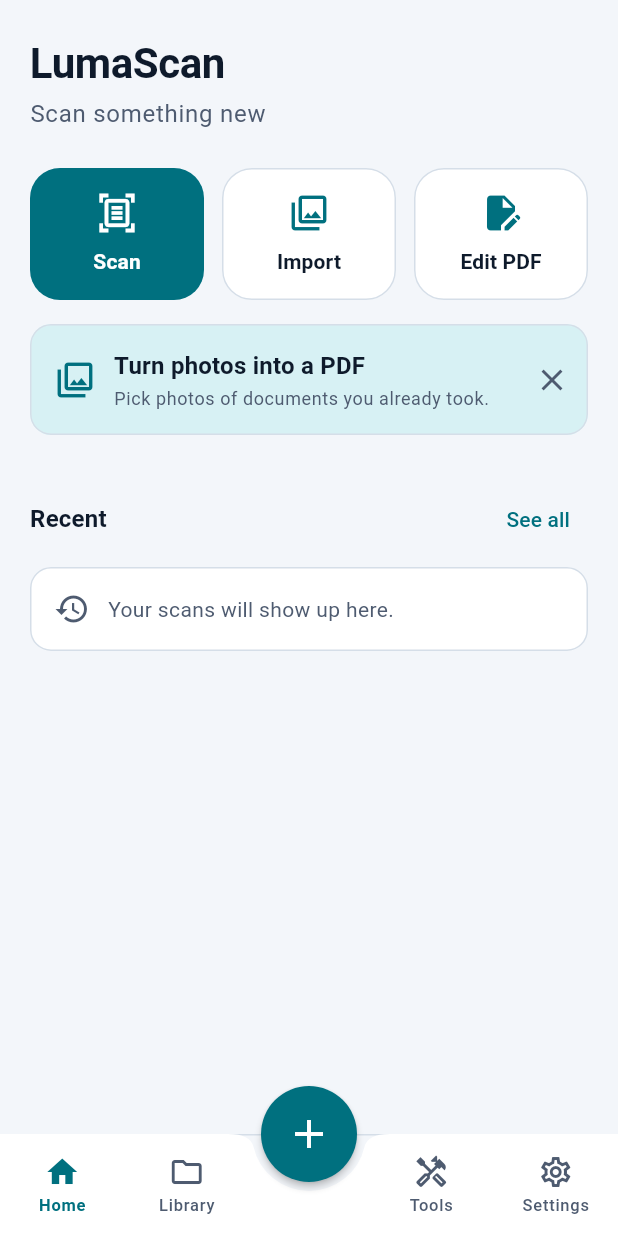
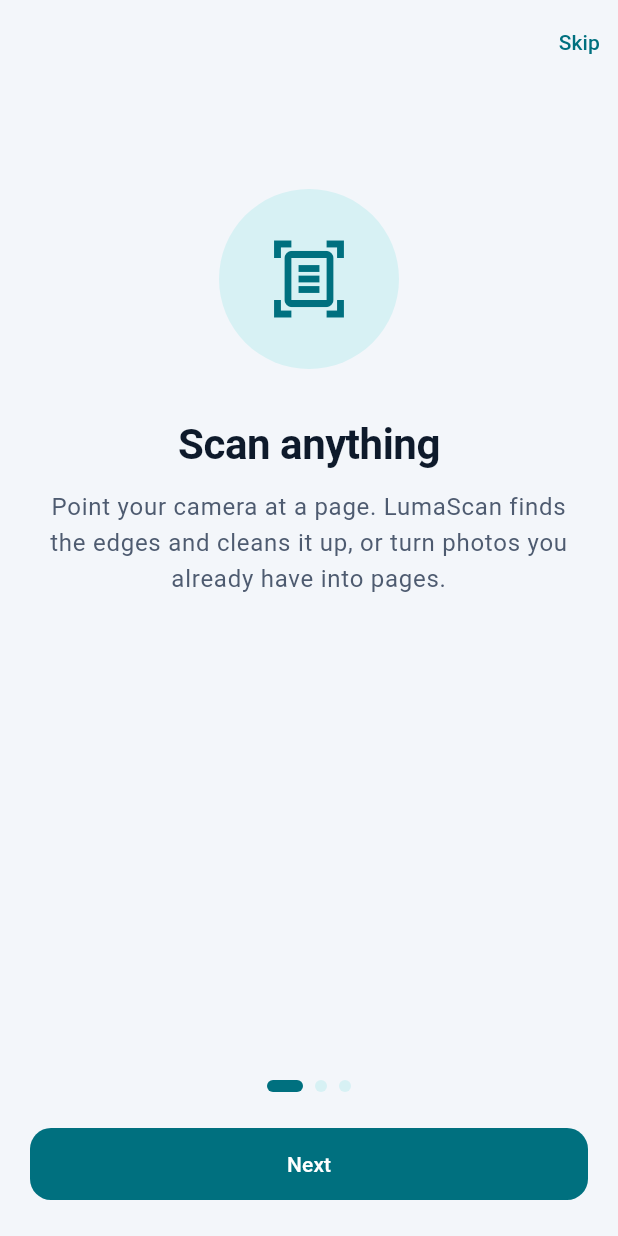
Before and after one commit to varun15j/pfd_editor, a Flutter app: the screen it shows after launch, on a phone screen of 412 x 824 dp. Run offline on Flutter 3.47's test engine with Material 3 defaults, Android fonts, the phone set to English and light mode, and no system bars; our stand-ins replace file_picker, flutter_riverpod, package_info_plus, pdf, permission_handler, share_plus and 1 more; missing offline and left inert: cunning_document_scanner, pdfrx.

Commit message:
Add first-run intro and usage-data choice (F2)
Three intro pages (scan, edit, save and send) with progress dots, Skip and
Next, then a separate optional question about anonymous usage data. Skip
goes to the question, declining never blocks scanning, and the intro is
shown once. Settings can replay the intro and change the usage-data choice.

The start screen waits for the saved settings so the intro is never flashed
at someone who has already seen it. No analytics SDK is included; the flag is
the recorded consent only.

Co-Authored-By: Claude Sonnet 5.5 <noreply@anthropic.com>
Claude-Session: https://claude.ai/code/session_015qbw4cgqPq13BqQy5wp2HN

```diff
--- a/lumascan_app/lib/app/app.dart
+++ b/lumascan_app/lib/app/app.dart
@@ -1,6 +1,7 @@
 import 'package:flutter/material.dart';
 import 'package:flutter_riverpod/flutter_riverpod.dart';
 
+import '../features/onboarding/onboarding_screen.dart';
 import 'preferences.dart';
 import 'shell.dart';
 import 'theme.dart';
@@ -16,7 +17,22 @@ class LumaScanApp extends ConsumerWidget {
       theme: buildLumaTheme(Brightness.light),
       darkTheme: buildLumaTheme(Brightness.dark),
       themeMode: ref.watch(themeModeProvider),
-      home: const AppShell(),
+      home: const StartGate(),
     );
   }
 }
+
+/// Picks the first screen once the saved choices are read: the intro until it
+/// has been seen, then the app. Waiting avoids flashing the intro at someone
+/// who has already seen it.
+class StartGate extends ConsumerWidget {
+  const StartGate({super.key});
+
+  @override
+  Widget build(BuildContext context, WidgetRef ref) {
+    final ready = ref.watch(appSettingsReadyProvider);
+    if (!ready.hasValue) return const Scaffold(body: SizedBox.shrink());
+    final seen = ref.watch(appSettingsProvider.select((s) => s.onboardingSeen));
+    return seen ? const AppShell() : OnboardingScreen(onDone: () {});
+  }
+}
--- /dev/null
+++ b/lumascan_app/lib/features/onboarding/onboarding_screen.dart
@@ -0,0 +1,247 @@
+import 'package:flutter/material.dart';
+import 'package:flutter_riverpod/flutter_riverpod.dart';
+
+import '../../app/preferences.dart';
+import '../../app/theme.dart';
+
+/// First-run intro: three short pages, then one question about usage data.
+/// Skip goes to that question, and the answer never limits what the app can
+/// do. Shown once, and again from Settings (Replay intro).
+class OnboardingScreen extends ConsumerStatefulWidget {
+  const OnboardingScreen({super.key, required this.onDone});
+
+  /// Called when the user answers the last question. A replay closes the
+  /// screen here; on first run the app swaps to Home.
+  final VoidCallback onDone;
+
+  @override
+  ConsumerState<OnboardingScreen> createState() => _OnboardingScreenState();
+}
+
+class _OnboardingScreenState extends ConsumerState<OnboardingScreen> {
+  static const _pages = <_IntroPage>[
+    _IntroPage(
+      Icons.document_scanner_outlined,
+      'Scan anything',
+      'Point your camera at a page. LumaScan finds the edges and cleans it up, or turn photos you already have into pages.',
+    ),
+    _IntroPage(
+      Icons.edit_document,
+      'Edit and sign',
+      'Mark up a page, add text, or sign a PDF. Your original stays as it was until you save.',
+    ),
+    _IntroPage(
+      Icons.ios_share,
+      'Save and send',
+      'Keep your PDFs on this device, and send one as it is or as a smaller copy when you are ready.',
+    ),
+  ];
+
+  final _controller = PageController();
+  int _page = 0;
+
+  int get _last => _pages.length; // the question after the intro pages
+
+  @override
+  void dispose() {
+    _controller.dispose();
+    super.dispose();
+  }
+
+  void _goTo(int page) {
+    setState(() => _page = page);
+    _controller.animateToPage(page, duration: const Duration(milliseconds: 250), curve: Curves.easeOut);
+  }
+
+  void _finish(bool? analytics) {
+    ref.read(appSettingsProvider.notifier).completeOnboarding(analytics: analytics);
+    widget.onDone();
+  }
+
+  @override
+  Widget build(BuildContext context) {
+    final onQuestion = _page == _last;
+    return PopScope(
+      // Back steps to the previous page. On the first page it leaves the
+      // screen, which closes a replay.
+      canPop: _page == 0,
+      onPopInvokedWithResult: (didPop, _) {
+        if (!didPop) _goTo(_page - 1);
+      },
+      child: Scaffold(
+        body: SafeArea(
+          child: Column(
+            children: [
+              Align(
+                alignment: Alignment.centerRight,
+                child: SizedBox(
+                  height: 56,
+                  child: onQuestion ? null : TextButton(onPressed: () => _goTo(_last), child: const Text('Skip')),
+                ),
+              ),
+              Expanded(
+                child: PageView(
+                  controller: _controller,
+                  onPageChanged: (i) => setState(() => _page = i),
+                  children: [
+                    for (final page in _pages) _IntroView(page),
+                    _ConsentView(onAnswer: _finish),
+                  ],
+                ),
+              ),
+              if (!onQuestion)
+                Padding(
+                  padding: const EdgeInsets.fromLTRB(Space.page, Space.md, Space.page, Space.xl),
+                  child: Column(
+                    children: [
+                      _Dots(count: _pages.length, index: _page),
+                      const SizedBox(height: Space.xl),
+                      SizedBox(
+                        width: double.infinity,
+                        child: FilledButton(onPressed: () => _goTo(_page + 1), child: const Text('Next')),
+                      ),
+                    ],
+                  ),
+                ),
+            ],
+          ),
+        ),
+      ),
+    );
+  }
+}
+
+class _IntroPage {
+  const _IntroPage(this.icon, this.title, this.body);
+  final IconData icon;
+  final String title;
+  final String body;
+}
+
+class _IntroView extends StatelessWidget {
+  const _IntroView(this.page);
+
+  final _IntroPage page;
+
+  @override
+  Widget build(BuildContext context) {
+    final c = LumaColors.of(context);
+    final text = Theme.of(context).textTheme;
+    return SingleChildScrollView(
+      padding: const EdgeInsets.symmetric(horizontal: Space.page + Space.sm),
+      child: ConstrainedBox(
+        constraints: BoxConstraints(minHeight: MediaQuery.sizeOf(context).height * 0.5),
+        child: Column(
+          mainAxisAlignment: MainAxisAlignment.center,
+          children: [
+            ExcludeSemantics(
+              child: Container(
+                width: 120,
+                height: 120,
+                decoration: BoxDecoration(color: c.accentSoft, shape: BoxShape.circle),
+                child: Icon(page.icon, size: 56, color: c.accent),
+              ),
+            ),
+            const SizedBox(height: Space.xxl),
+            Semantics(
+              header: true,
+              child: Text(page.title, style: text.headlineMedium, textAlign: TextAlign.center),
+            ),
+            const SizedBox(height: Space.md),
+            Text(
+              page.body,
+              style: text.bodyLarge?.copyWith(color: c.muted),
+              textAlign: TextAlign.center,
+            ),
+          ],
+        ),
+      ),
+    );
+  }
+}
+
+class _ConsentView extends StatelessWidget {
+  const _ConsentView({required this.onAnswer});
+
+  final ValueChanged<bool> onAnswer;
+
+  @override
+  Widget build(BuildContext context) {
+    final c = LumaColors.of(context);
+    final text = Theme.of(context).textTheme;
+    return SingleChildScrollView(
+      padding: const EdgeInsets.fromLTRB(Space.page + Space.sm, 0, Space.page + Space.sm, Space.xl),
+      child: Column(
+        crossAxisAlignment: CrossAxisAlignment.stretch,
+        children: [
+          const SizedBox(height: Space.xl),
+          Center(
+            child: ExcludeSemantics(
+              child: Container(
+                width: 120,
+                height: 120,
+                decoration: BoxDecoration(color: c.accentSoft, shape: BoxShape.circle),
+                child: Icon(Icons.insights_outlined, size: 56, color: c.accent),
+              ),
+            ),
+          ),
+          const SizedBox(height: Space.xxl),
+          Semantics(
+            header: true,
+            child: Text('Help improve LumaScan?', style: text.headlineMedium, textAlign: TextAlign.center),
+          ),
+          const SizedBox(height: Space.md),
+          Text(
+            'You can share anonymous usage data, such as which features are used and where the app fails. '
+            'Your documents, pages and file names are never part of it.',
+            style: text.bodyLarge?.copyWith(color: c.muted),
+            textAlign: TextAlign.center,
+          ),
+          const SizedBox(height: Space.md),
+          Text(
+            'This is optional and LumaScan works the same either way. You can change it any time in Settings.',
+            style: text.bodyMedium?.copyWith(color: c.muted),
+            textAlign: TextAlign.center,
+          ),
+          const SizedBox(height: Space.xxl),
+          FilledButton(onPressed: () => onAnswer(true), child: const Text('Share usage data')),
+          const SizedBox(height: Space.md),
+          OutlinedButton(onPressed: () => onAnswer(false), child: const Text('No thanks')),
+        ],
+      ),
+    );
+  }
+}
+
+class _Dots extends StatelessWidget {
+  const _Dots({required this.count, required this.index});
+
+  final int count;
+  final int index;
+
+  @override
+  Widget build(BuildContext context) {
+    final c = LumaColors.of(context);
+    return Semantics(
+      label: 'Step ${index + 1} of $count',
+      child: ExcludeSemantics(
+        child: Row(
+          mainAxisAlignment: MainAxisAlignment.center,
+          children: [
+            for (var i = 0; i < count; i++)
+              AnimatedContainer(
+                duration: const Duration(milliseconds: 200),
+                margin: const EdgeInsets.symmetric(horizontal: 4),
+                width: i == index ? 24 : 8,
+                height: 8,
+                decoration: BoxDecoration(
+                  color: i == index ? c.accent : c.accentSoft,
+                  borderRadius: BorderRadius.circular(4),
+                ),
+              ),
+          ],
+        ),
+      ),
+    );
+  }
+}
```
Also changed, not shown: lumascan_app/lib/app/preferences.dart (+17 -1 lines), lumascan_app/lib/domain/app_settings.dart (+33 -2 lines), lumascan_app/lib/features/settings/settings_screen.dart (+22 -0 lines), 2 other files.
